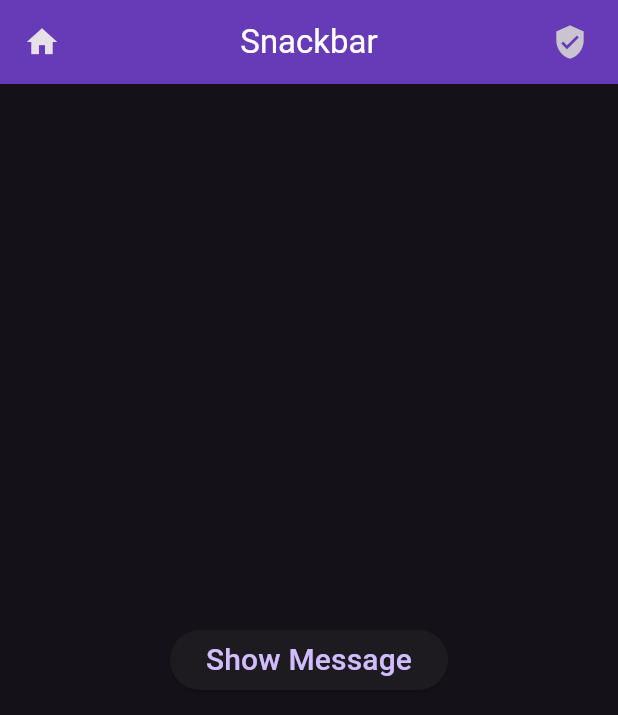
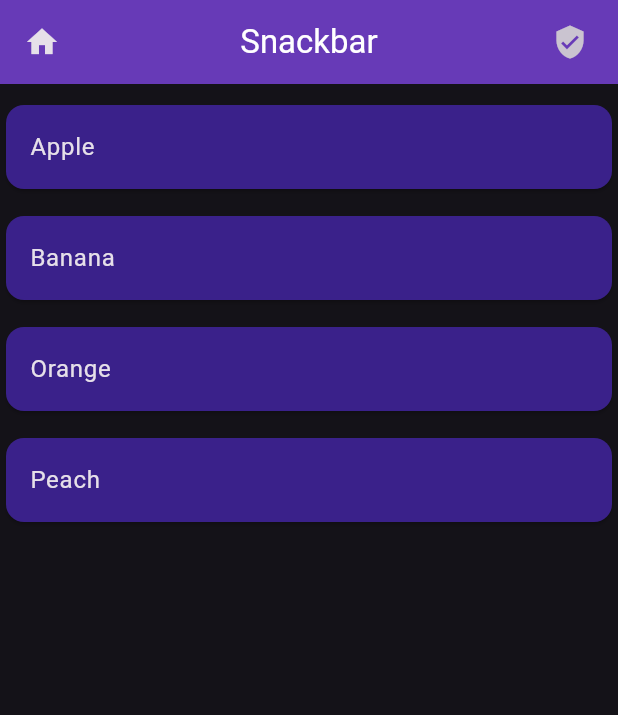
Before and after one commit to sakchyamdhaurali/basic-widgets-flutter, a Flutter app: the screen it shows after launch, on a phone screen of 412 x 824 dp. Shown: the top 715 px of the screen. Run offline on Flutter 3.47's test engine with Material 3 defaults, Android fonts, the phone set to English and light mode, and no system bars.

Commit message:
added-dismissible-widget

```diff
--- a/lib/main.dart
+++ b/lib/main.dart
@@ -4,6 +4,7 @@ import 'package:testapp/widgets/ListGrid.dart';
 import 'package:testapp/widgets/rowcols.dart';
 
 import 'widgets/Container_Sized.dart';
+import 'widgets/dismissible.dart';
 import 'widgets/snackbar.dart';
 
 void main()
@@ -33,7 +34,7 @@ class MyApp extends StatelessWidget {
       //home: RowsCols(),
       //home: ButtonWidget(),
       // home: ListGrid(),
-      home: SnackWidget(),
+      home: DismissibleWidget(),
 
 
     );
--- /dev/null
+++ b/lib/widgets/dismissible.dart
@@ -0,0 +1,76 @@
+import 'package:flutter/material.dart';
+
+class DismissibleWidget extends StatefulWidget {
+  const DismissibleWidget({ Key? key }) : super(key: key);
+
+  @override
+  _DismissibleState createState() => _DismissibleState();
+}
+
+class _DismissibleState extends State<DismissibleWidget> {
+
+List<String> fruits = ['Apple', 'Banana', 'Orange', 'Peach'];
+
+  @override
+  Widget build(BuildContext context) {
+    return Scaffold(
+     appBar: AppBar(
+        title: Text('Snackbar' , style: TextStyle(color: Colors.white),),
+        backgroundColor: Colors.deepPurple,
+        centerTitle: true,
+        leading: Icon(Icons.home),
+        actions: [Padding(
+          padding: const EdgeInsets.only(right: 20),
+          child: Icon(Icons.verified_user),
+        )],
+        elevation: 0,
+      ),
+
+      body: ListView.builder(
+        itemCount: fruits.length,
+        itemBuilder: (context, index){
+          final fruit = fruits[index];
+            return Dismissible(
+              onDismissed: (direction){
+
+                if(direction== DismissDirection.startToEnd)
+                {
+                  ScaffoldMessenger.of(context).showSnackBar(SnackBar(
+                    content: Text(fruits[index]),
+                    backgroundColor: Colors.red,
+                    ));
+                }
+                else{
+                    ScaffoldMessenger.of(context).showSnackBar(SnackBar(
+                    content: Text(fruits[index]),
+                    backgroundColor: Colors.green,
+                    ));
+
+                }
+              },
+
+
+              key: Key(fruit),
+              background: Container(color: Colors.red),
+              secondaryBackground:  Container(color: Colors.green),
+
+              //  background: Container(
+              //   child: Icon(Icons.abc),
+              //  ),
+
+              child: Padding(
+                padding: const EdgeInsets.only(top: 10),
+                child: Card(
+                  color: Color.fromARGB(255, 58, 33, 138),
+                  child: ListTile(
+                    title: Text(fruits[index],
+                    ),
+                  ),
+                ),
+              ));
+
+        }),
+
+    );
+  }
+}
```
